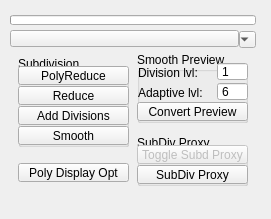
m3trik/Scripts_portable, file ui/1_base_menus/2_sub_menus/3_main_menus/subdivision.ui: the form before one commit.
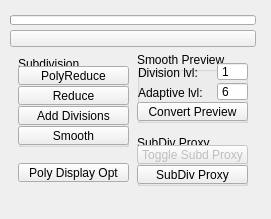
The form after the commit. Custom widgets are drawn as their Qt base class.

What changed in the file:
```diff
--- a/ui/1_base_menus/2_sub_menus/3_main_menus/subdivision.ui
+++ b/ui/1_base_menus/2_sub_menus/3_main_menus/subdivision.ui
@@ -51,50 +51,6 @@
      <property name="spacing">
       <number>0</number>
      </property>
-     <item row="1" column="1">
-      <widget class="QPushButton_Draggable" name="pin">
-       <property name="minimumSize">
-        <size>
-         <width>19</width>
-         <height>17</height>
-        </size>
-       </property>
-       <property name="maximumSize">
-        <size>
-         <width>999</width>
-         <height>17</height>
-        </size>
-       </property>
-       <property name="text">
-        <string/>
-       </property>
-       <property name="checkable">
-        <bool>true</bool>
-       </property>
-      </widget>
-     </item>
-     <item row="1" column="2">
-      <widget class="QComboBox_" name="cmb">
-       <property name="sizePolicy">
-        <sizepolicy hsizetype="Minimum" vsizetype="Ignored">
-         <horstretch>0</horstretch>
-         <verstretch>0</verstretch>
-        </sizepolicy>
-       </property>
-       <property name="minimumSize">
-        <size>
-         <width>17</width>
-         <height>17</height>
-        </size>
-       </property>
-       <property name="maximumSize">
-        <size>
-         <width>17</width>
-         <height>15</height>
-        </size>
-       </property>
-      </widget>
-     </item>
      <item row="0" column="1" colspan="2">
       <widget class="QProgressBar_" name="progressBar">
        <property name="sizePolicy">
@@ -574,6 +530,28 @@
        </item>
       </layout>
      </item>
+     <item row="1" column="1" colspan="2">
+      <widget class="QPushButton_Draggable" name="pin">
+       <property name="minimumSize">
+        <size>
+         <width>19</width>
+         <height>17</height>
+        </size>
+       </property>
+       <property name="maximumSize">
+        <size>
+         <width>999</width>
+         <height>17</height>
+        </size>
+       </property>
+       <property name="text">
+        <string/>
+       </property>
+       <property name="checkable">
+        <bool>true</bool>
+       </property>
+      </widget>
+     </item>
     </layout>
    </widget>
   </widget>
@@ -584,11 +562,6 @@
    <extends>QPushButton</extends>
    <header>widgets.qpushbutton_draggable.h</header>
   </customwidget>
-  <customwidget>
-   <class>QComboBox_</class>
-   <extends>QComboBox</extends>
-   <header>widgets.qcombobox_.h</header>
-  </customwidget>
   <customwidget>
    <class>QProgressBar_</class>
    <extends>QProgressBar</extends>
```
